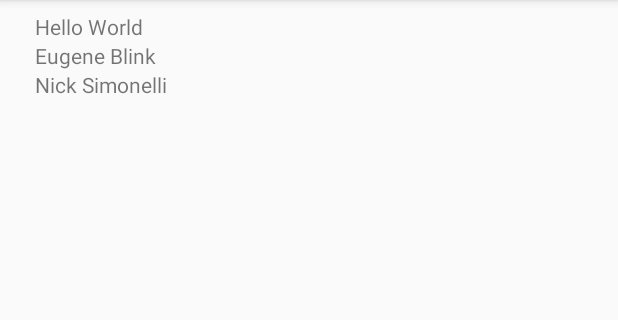
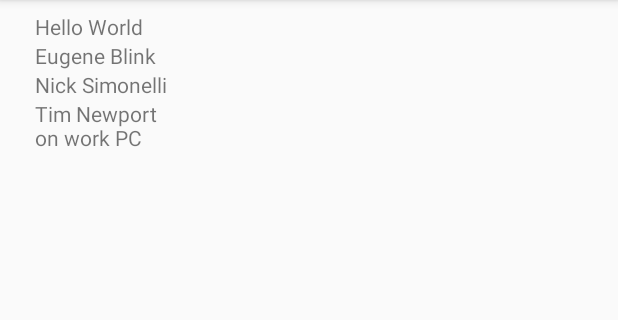
Before and after one commit to blink01/grave, an Android app: the screen it shows after launch (MainActivity), on a phone screen of 412 x 824 dp, the part 84-404 px from its top. Run offline under Robolectric (Android 15) with nearby library versions, the phone set to English and light mode, and no system bars.

Commit message:
Adding Commit from work computer. I see the preview with all installed parts.

```diff
--- a/app/src/main/res/layout/activity_main.xml
+++ b/app/src/main/res/layout/activity_main.xml
@@ -21,7 +21,7 @@
             android:id="@+id/textView"
             android:layout_width="wrap_content"
             android:layout_height="wrap_content"
-            android:text="Hello World" />
+            android:text="@string/hello_world" />
 
         <TextView
             android:id="@+id/textView2"
@@ -29,7 +29,7 @@
             android:layout_height="wrap_content"
             android:layout_column="0"
             android:layout_row="1"
-            android:text="Eugene Blink" />
+            android:text="@string/eugene_blink" />
 
         <TextView
             android:id="@+id/textView3"
@@ -37,7 +37,15 @@
             android:layout_height="wrap_content"
             android:layout_column="0"
             android:layout_row="2"
-            android:text="Nick Simonelli" />
+            android:text="@string/nick_simonelli" />
+
+        <TextView
+            android:id="@+id/textView4"
+            android:layout_width="87dp"
+            android:layout_height="wrap_content"
+            android:layout_column="0"
+            android:layout_row="3"
+            android:text= "@string/tim_newport"/>
     </GridLayout>
 
 </android.support.constraint.ConstraintLayout>
--- a/app/src/main/res/values/strings.xml
+++ b/app/src/main/res/values/strings.xml
@@ -1,4 +1,8 @@
 <resources>
     <string name="app_name">Register-Graves2</string>
     <string name="blink">Eugene Blink</string>
+    <string name="hello_world">Hello World</string>
+    <string name="eugene_blink">Eugene Blink</string>
+    <string name="nick_simonelli">Nick Simonelli</string>
+    <string name="tim_newport">Tim Newport on work PC</string>
 </resources>
```
Also changed, not shown: 2 other files.
